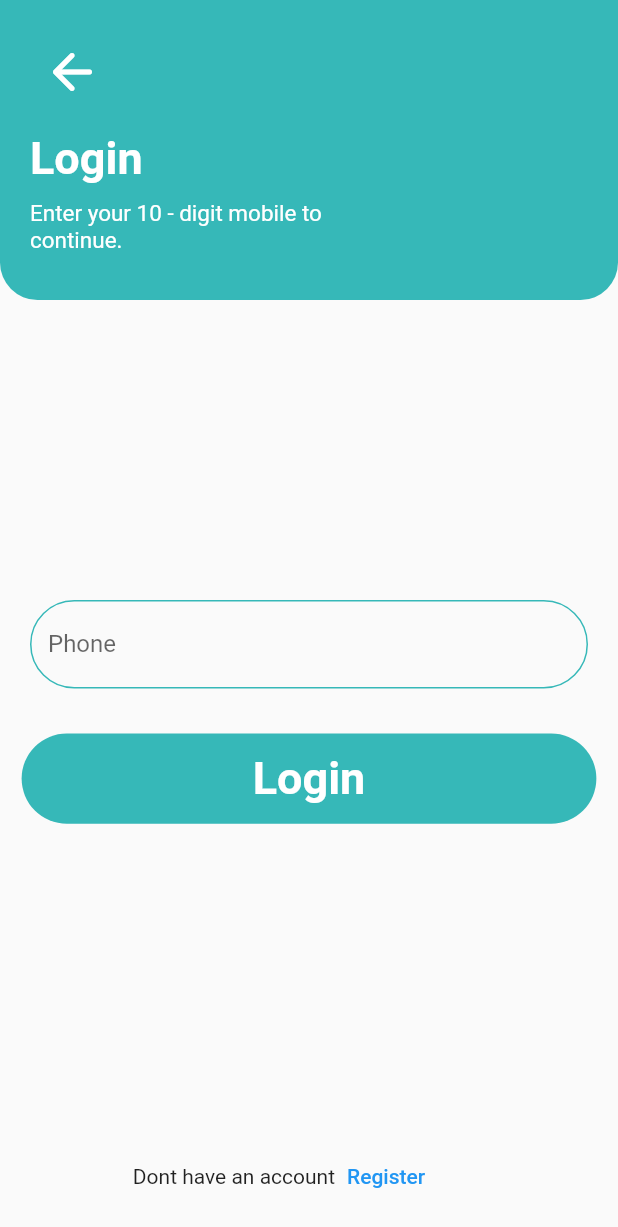
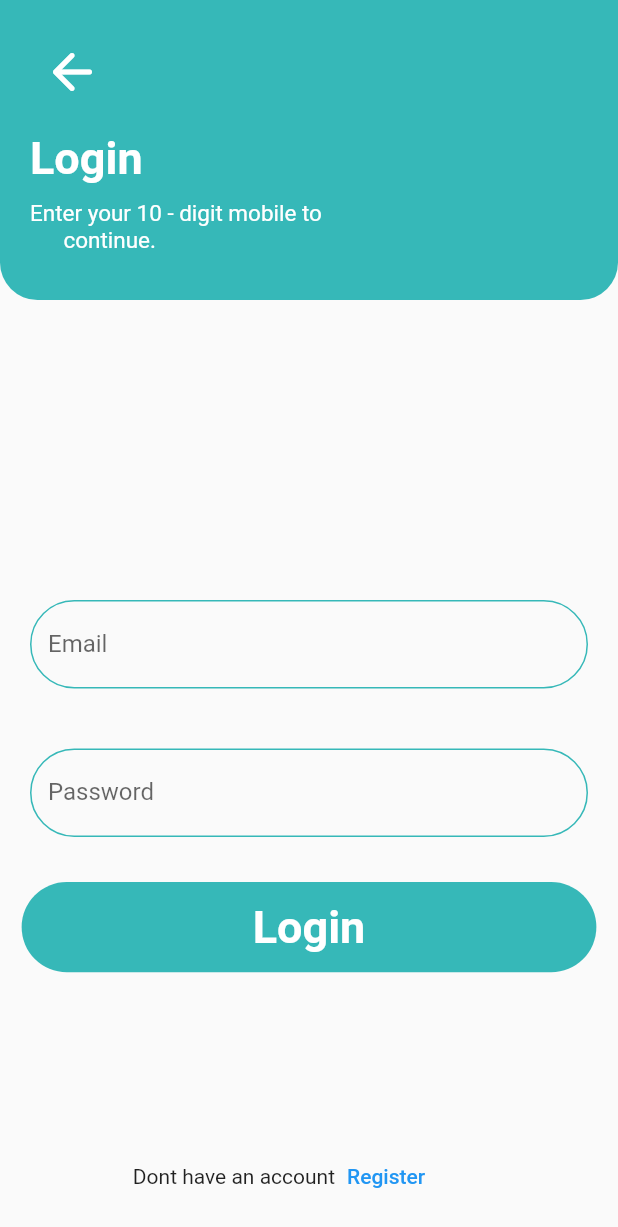
Before and after one commit to Mukhammadaliti/american_dream_messenger, a Flutter app: the screen it shows after launch, after a tap on "Log In", on a phone screen of 412 x 824 dp. Shown: the top 1227 px of the screen. Run offline on Flutter 3.47's test engine with Material 2 defaults, Android fonts, the phone set to English and light mode, and no system bars; our stand-ins replace animated_text_kit, firebase_core, get, pinput; accounts and stored records are empty.

Commit message:
add fire base

```diff
--- a/lib/app/modules/log_in/views/log_in_view.dart
+++ b/lib/app/modules/log_in/views/log_in_view.dart
@@ -1,4 +1,6 @@
 import 'package:american_dream_messenger/app/constans/app_colors.dart';
+import 'package:american_dream_messenger/app/modules/log_in/controllers/log_in_controller.dart';
+import 'package:american_dream_messenger/app/modules/log_in/widgets/sing_in_text_form_filed.dart';
 import 'package:american_dream_messenger/app/modules/opt/views/opt_view.dart';
 import 'package:american_dream_messenger/app/modules/sing_up/views/sing_in_view.dart';
 import 'package:american_dream_messenger/app/modules/welcom/views/welcom_view.dart';
@@ -9,44 +11,32 @@ import 'package:flutter/material.dart';
 
 import 'package:get/get.dart';
 
-import '../controllers/log_in_controller.dart';
+// import '../controllers/log_in_controller.dart';
 
 class LogInView extends GetView<LogInController> {
   const LogInView({Key? key}) : super(key: key);
   @override
   Widget build(BuildContext context) {
     return Scaffold(
-      body: Column(
+      body: SingleChildScrollView(
+        child: Column(
           // mainAxisAlignment: MainAxisAlignment.spaceAround,
           children: [
-          AppBarWidget(text: "Login", textt: """Enter your 10 - digit mobile to
+            AppBarWidget(
+                text: "Login", textt: """Enter your 10 - digit mobile to
       continue."""),
             SizedBox(
               height: 180,
             ),
-          Padding(
-            padding: const EdgeInsets.all(20.0),
-            child: TextFormField(
-              style: TextStyle(decorationColor: AppColors.red),
-              decoration: InputDecoration(
-                filled: true,
-                fillColor: AppColors.transparent,
-                focusColor: AppColors.blueB8,
-                labelText: "Phone",
-                hintText: "Enter your number",
-                border: OutlineInputBorder(
-                  borderRadius: BorderRadius.circular(100),
+            SingInTextFormFiled(
+              text: "Email",
+              world: "Enter your email address",
+              onChange: (p0) {},
             ),
-                focusedBorder: OutlineInputBorder(
-                  borderRadius: BorderRadius.circular(100),
-                  borderSide: BorderSide(color: AppColors.blue, width: 2.0),
-                ),
-                enabledBorder: OutlineInputBorder(
-                  borderRadius: BorderRadius.circular(100),
-                  borderSide: BorderSide(color: AppColors.blueB8, width: 1.0),
-                ),
-              ),
-            ),
+            SingInTextFormFiled(
+              text: "Password",
+              world: "Enter your password",
+              onChange: (p0) {},
             ),
             SizedBox(
               height: 10,
@@ -60,6 +50,7 @@ continue."""),
               text: "Login",
             )
           ],
+        ),
       ),
       floatingActionButton: Row(
         mainAxisAlignment: MainAxisAlignment.center,
--- /dev/null
+++ b/lib/app/modules/log_in/widgets/sing_in_text_form_filed.dart
@@ -0,0 +1,39 @@
+import 'package:american_dream_messenger/app/constans/app_colors.dart';
+import 'package:flutter/material.dart';
+
+class SingInTextFormFiled extends StatelessWidget {
+  SingInTextFormFiled(
+      {super.key, required this.onChange, this.text, this.world});
+  final String? text;
+  final String? world;
+  void Function(String) onChange;
+
+  @override
+  Widget build(BuildContext context) {
+    return Padding(
+      padding: const EdgeInsets.all(20.0),
+      child: TextFormField(
+        onChanged: onChange,
+        style: TextStyle(decorationColor: AppColors.red),
+        decoration: InputDecoration(
+          filled: true,
+          fillColor: AppColors.transparent,
+          focusColor: AppColors.blueB8,
+          labelText: text,
+          hintText: world,
+          border: OutlineInputBorder(
+            borderRadius: BorderRadius.circular(100),
+          ),
+          focusedBorder: OutlineInputBorder(
+            borderRadius: BorderRadius.circular(100),
+            borderSide: BorderSide(color: AppColors.blue, width: 2.0),
+          ),
+          enabledBorder: OutlineInputBorder(
+            borderRadius: BorderRadius.circular(100),
+            borderSide: BorderSide(color: AppColors.blueB8, width: 1.0),
+          ),
+        ),
+      ),
+    );
+  }
+}
--- a/pubspec.yaml
+++ b/pubspec.yaml
@@ -13,6 +13,7 @@ dependencies:
 
 dev_dependencies:
   animated_text_kit: ^4.2.2
+  firebase_core: ^2.10.0
   flutter_lints: 2.0.1
   flutter_test:
     sdk: flutter
```
Also changed, not shown: lib/firebase_options.dart (added), pubspec.lock, 6 other files. Lines whose indentation alone changed are shown as unchanged.
